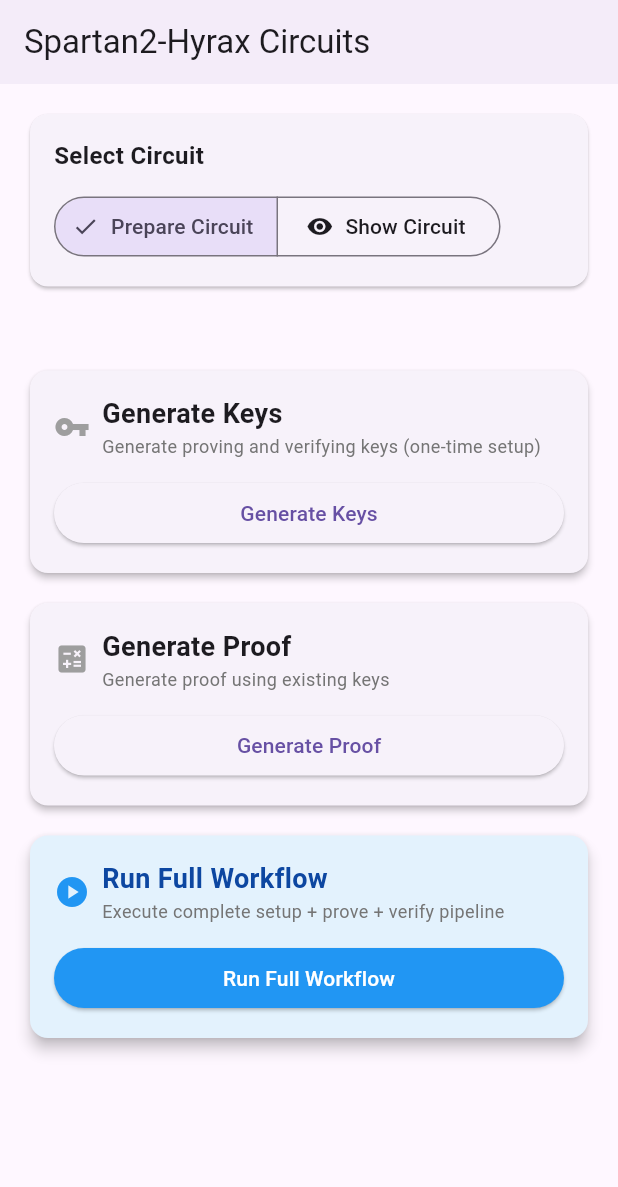
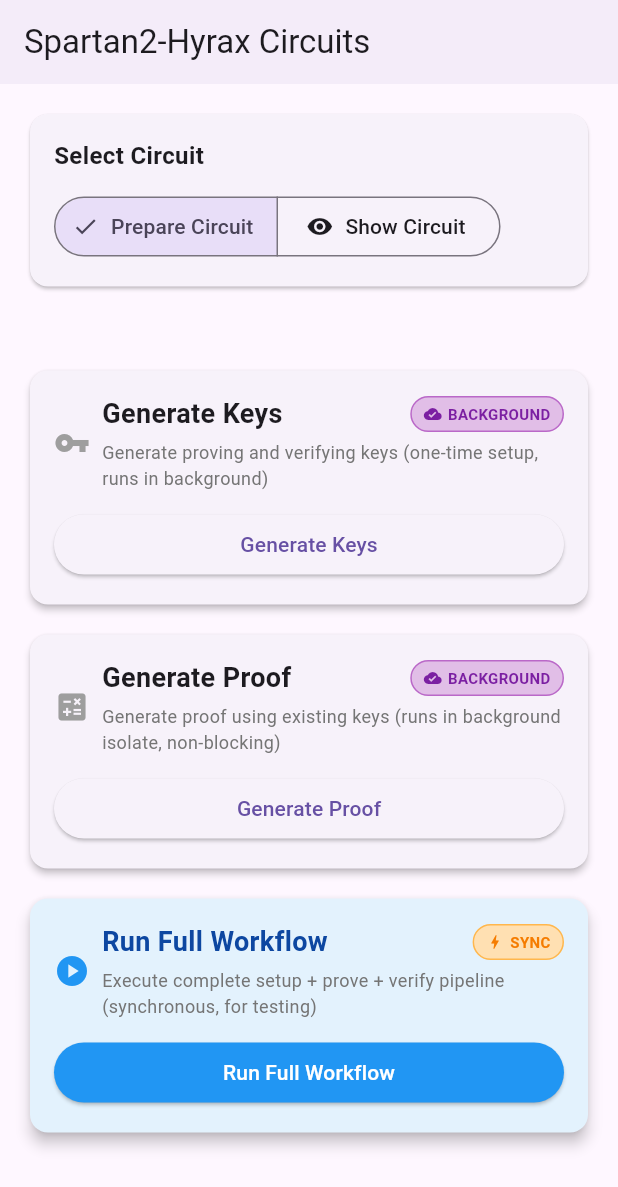
Before and after one commit to moven0831/spartan2-hyrax-mopro, a Flutter app: the screen it shows after launch, on a phone screen of 412 x 824 dp. Shown: the top 1187 px of the screen. Run offline on Flutter 3.47's test engine with Material 3 defaults, Android fonts, the phone set to English and light mode, and no system bars; missing offline and left inert: mopro_flutter_bindings; project files that could hold a hidden picture were left out.

Commit message:
feat: initialize Rust bridge in isolates and enhance operation card UI with execution badges

```diff
--- a/flutter/lib/main.dart
+++ b/flutter/lib/main.dart
@@ -89,14 +89,17 @@ Future<void> _copyAssetsToDocuments() async {
 /// These must be top-level or static to be callable from compute()
 
 Future<String> _isolateSetupPrepare(String documentsPath) async {
+  await RustLib.init();  // Initialize Rust bridge in this isolate
   return await setupPrepareKeys(documentsPath: documentsPath);
 }
 
 Future<String> _isolateSetupShow(String documentsPath) async {
+  await RustLib.init();  // Initialize Rust bridge in this isolate
   return await setupShowKeys(documentsPath: documentsPath);
 }
 
 Future<String> _isolateProvePrepare(String documentsPath) async {
+  await RustLib.init();  // Initialize Rust bridge in this isolate
   return await provePrepareCircuit(documentsPath: documentsPath);
 }
 
@@ -432,6 +435,58 @@ class _CircuitProverScreenState extends State<CircuitProverScreen> {
     );
   }
 
+  Widget _buildExecutionBadge(bool isBackground) {
+    if (isBackground) {
+      return Container(
+        padding: const EdgeInsets.symmetric(horizontal: 8, vertical: 4),
+        decoration: BoxDecoration(
+          color: Colors.purple.shade100,
+          borderRadius: BorderRadius.circular(12),
+          border: Border.all(color: Colors.purple.shade300),
+        ),
+        child: Row(
+          mainAxisSize: MainAxisSize.min,
+          children: [
+            Icon(Icons.cloud_done, size: 12, color: Colors.purple.shade700),
+            const SizedBox(width: 4),
+            Text(
+              'BACKGROUND',
+              style: TextStyle(
+                fontSize: 10,
+                fontWeight: FontWeight.bold,
+                color: Colors.purple.shade700,
+              ),
+            ),
+          ],
+        ),
+      );
+    } else {
+      return Container(
+        padding: const EdgeInsets.symmetric(horizontal: 8, vertical: 4),
+        decoration: BoxDecoration(
+          color: Colors.orange.shade100,
+          borderRadius: BorderRadius.circular(12),
+          border: Border.all(color: Colors.orange.shade300),
+        ),
+        child: Row(
+          mainAxisSize: MainAxisSize.min,
+          children: [
+            Icon(Icons.bolt, size: 12, color: Colors.orange.shade700),
+            const SizedBox(width: 4),
+            Text(
+              'SYNC',
+              style: TextStyle(
+                fontSize: 10,
+                fontWeight: FontWeight.bold,
+                color: Colors.orange.shade700,
+              ),
+            ),
+          ],
+        ),
+      );
+    }
+  }
+
   Widget _buildOperationCard({
     required String title,
     required String description,
@@ -441,6 +496,8 @@ class _CircuitProverScreenState extends State<CircuitProverScreen> {
     int? timeMs,
     Map<String, int>? detailedTimings,
     bool isPrimary = false,
+    bool? runsInBackground,
+    bool showBadge = false,
   }) {
     return Card(
       elevation: isPrimary ? 4 : 2,
@@ -458,7 +515,10 @@ class _CircuitProverScreenState extends State<CircuitProverScreen> {
                   child: Column(
                     crossAxisAlignment: CrossAxisAlignment.start,
                     children: [
-                      Text(
+                      Row(
+                        children: [
+                          Expanded(
+                            child: Text(
                               title,
                               style: TextStyle(
                                 fontSize: 18,
@@ -466,6 +526,14 @@ class _CircuitProverScreenState extends State<CircuitProverScreen> {
                                 color: isPrimary ? Colors.blue.shade900 : null,
                               ),
                             ),
+                          ),
+                          if (showBadge && runsInBackground != null) ...[
+                            const SizedBox(width: 8),
+                            _buildExecutionBadge(runsInBackground),
+                          ],
+                        ],
+                      ),
+                      const SizedBox(height: 4),
                       Text(
                         description,
                         style: TextStyle(
@@ -824,34 +892,42 @@ class _CircuitProverScreenState extends State<CircuitProverScreen> {
             // Operation Cards
             _buildOperationCard(
               title: 'Generate Keys',
-              description: 'Generate proving and verifying keys (one-time setup)',
+              description: 'Generate proving and verifying keys (one-time setup, runs in background)',
               icon: Icons.vpn_key,
               onPressed: _runSetup,
               result: _setupResult,
               timeMs: _setupTimeMs,
+              showBadge: true,
+              runsInBackground: true,
             ),
 
             const SizedBox(height: 12),
 
             _buildOperationCard(
               title: 'Generate Proof',
-              description: 'Generate proof using existing keys',
+              description: _selectedCircuit == CircuitType.prepare
+                  ? 'Generate proof using existing keys (runs in background isolate, non-blocking)'
+                  : 'Generate proof using existing keys (runs on main thread, small circuit)',
               icon: Icons.calculate,
               onPressed: _runProve,
               result: _proveResult,
               detailedTimings: _proveTimings,
+              showBadge: true,
+              runsInBackground: _selectedCircuit == CircuitType.prepare,
             ),
 
             const SizedBox(height: 12),
 
             _buildOperationCard(
               title: 'Run Full Workflow',
-              description: 'Execute complete setup + prove + verify pipeline',
+              description: 'Execute complete setup + prove + verify pipeline (synchronous, for testing)',
               icon: Icons.play_circle,
               onPressed: _runFullWorkflow,
               result: _fullWorkflowResult,
               detailedTimings: _fullWorkflowTimings,
               isPrimary: true,
+              showBadge: true,
+              runsInBackground: false,
             ),
 
             const SizedBox(height: 16),
```
Lines whose indentation alone changed are shown as unchanged.
